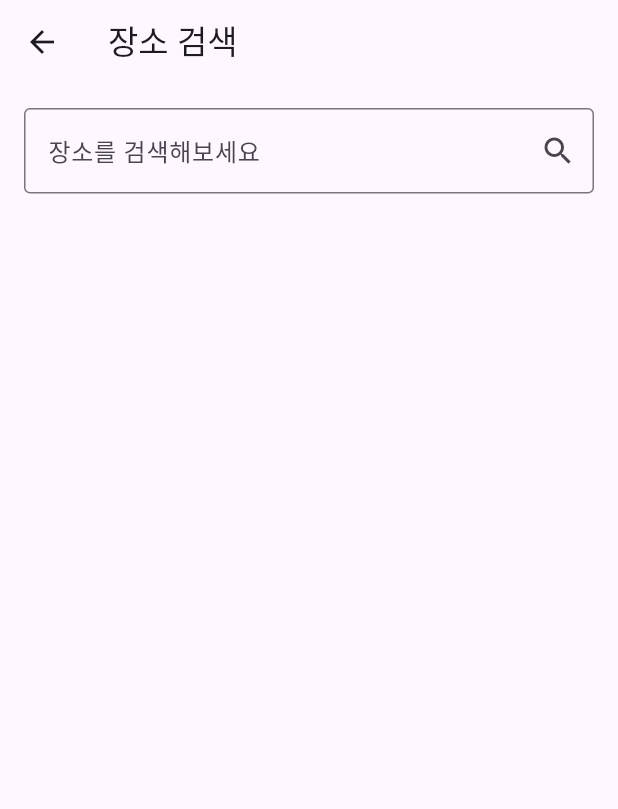
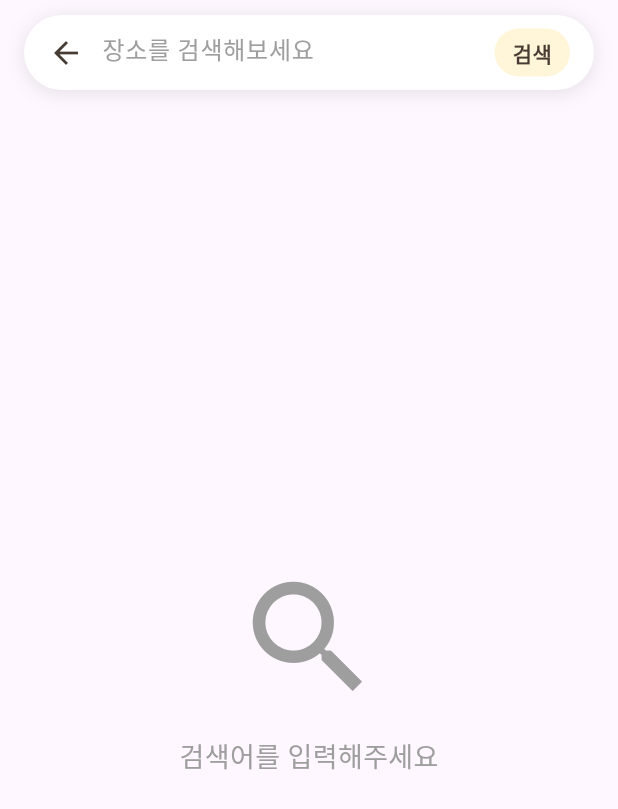
Before and after one commit to chtoqur/gilin, a Flutter app: the SearchScreen screen opened directly, on a phone screen of 412 x 824 dp. Shown: the top 809 px of the screen. Run offline on Flutter 3.47's test engine with Material 3 defaults, Android fonts, the phone set to English and light mode, and no system bars; our stand-ins replace flutter_riverpod, flutter_svg, gap, go_router; missing offline and left inert: flutter_naver_map.

Commit message:
feat: 검색창 ui  수정 및 stack 처리
1. ã검색창 search bar widget 적용
2. 검색 ì인풋 값 따라서 화면 스택 전환 처리

```diff
--- a/front/lib/screens/search/search_result_map.dart
+++ b/front/lib/screens/search/search_result_map.dart
@@ -33,7 +33,7 @@ class _SearchResultMapState extends ConsumerState<SearchResultMap> {
         throw Exception('Invalid coordinates: lat=$lat, lng=$lng');
       }
 
-      final position = NLatLng(lat, lng);
+      var position = NLatLng(lat, lng);
 
       currentMarker = NMarker(
         id: 'marker_${widget.searchResult.title}',
--- a/front/lib/screens/search/search_screen.dart
+++ b/front/lib/screens/search/search_screen.dart
@@ -1,8 +1,8 @@
-import 'package:flutter/foundation.dart';
 import 'package:flutter/material.dart';
 import '../../models/search/local_search_result.dart';
 import '../../services/search/local_search_service.dart';
 import '../search/search_result_map.dart';
+import 'package:gilin/widgets/route/search_bar.dart';
 
 class SearchScreen extends StatefulWidget {
   const SearchScreen({Key? key}) : super(key: key);
@@ -21,8 +21,23 @@ class _SearchScreenState extends State<SearchScreen> {
   bool _isLoading = false;
   String? _error;
 
+  @override
+  void initState() {
+    super.initState();
+    // 인풋값이 변경될 때마다 검색
+    _searchController.addListener(() {
+      _performSearch(_searchController.text);
+    });
+  }
+
   Future<void> _performSearch(String query) async {
-    if (query.isEmpty) return;
+    if (query.isEmpty) {
+      setState(() {
+        _searchResults = [];
+        _error = null;
+      });
+      return;
+    }
 
     setState(() {
       _isLoading = true;
@@ -30,7 +45,7 @@ class _SearchScreenState extends State<SearchScreen> {
     });
 
     try {
-      final results = await _searchService.searchLocal(query: query);
+      var results = await _searchService.searchLocal(query: query);
 
       setState(() {
         _searchResults = results;
@@ -53,31 +68,33 @@ class _SearchScreenState extends State<SearchScreen> {
 
   @override
   Widget build(BuildContext context) {
+    bool hasSearchQuery = _searchController.text.isNotEmpty;
+
     return Scaffold(
-      appBar: AppBar(
-        title: const Text('장소 검색'),
-        leading: IconButton(
-          icon: const Icon(Icons.arrow_back),
-          onPressed: () => Navigator.pop(context),
+      body: Stack(
+        children: [
+          // 검색어가 없을 때: 기본 화면
+          if (!hasSearchQuery)
+            Container(
+              padding: const EdgeInsets.only(top: 70),
+              child: const Center(
+                child: Column(
+                  mainAxisAlignment: MainAxisAlignment.center,
+                  children: [
+                    Icon(Icons.search, size: 100, color: Colors.grey),
+                    SizedBox(height: 16),
+                    Text('검색어를 입력해주세요',
+                        style: TextStyle(fontSize: 18, color: Colors.grey)),
+                  ],
                 ),
               ),
-      body: Column(
+            ),
+
+          // 검색어가 있을 때: 검색 결과 화면 표시
+          if (hasSearchQuery)
+            Column(
               children: [
-          Padding(
-            padding: const EdgeInsets.all(16.0),
-            child: TextField(
-              controller: _searchController,
-              decoration: InputDecoration(
-                hintText: '장소를 검색해보세요',
-                border: const OutlineInputBorder(),
-                suffixIcon: IconButton(
-                  icon: const Icon(Icons.search),
-                  onPressed: () => _performSearch(_searchController.text),
-                ),
-              ),
-              onSubmitted: _performSearch,
-            ),
-          ),
+                const SizedBox(height: 70),
                 Expanded(
                   child: _isLoading
                       ? const Center(child: CircularProgressIndicator())
@@ -86,8 +103,7 @@ class _SearchScreenState extends State<SearchScreen> {
                           : ListView.builder(
                               itemCount: _searchResults.length,
                               itemBuilder: (context, index) {
-                          final result = _searchResults[index];
-
+                                var result = _searchResults[index];
                                 return Card(
                                   margin: const EdgeInsets.symmetric(
                                     horizontal: 16,
@@ -96,15 +112,14 @@ class _SearchScreenState extends State<SearchScreen> {
                                   child: ListTile(
                                     title: Text(result.title),
                                     subtitle: Column(
-                                crossAxisAlignment: CrossAxisAlignment.start,
+                                      crossAxisAlignment:
+                                          CrossAxisAlignment.start,
                                       children: [
                                         Text(result.category),
                                         Text(result.roadAddress),
                                       ],
                                     ),
                                     onTap: () {
-                                print(
-                                    'Selected result: ${result.mapx}, ${result.mapy}');
                                       Navigator.push(
                                         context,
                                         MaterialPageRoute(
@@ -121,6 +136,15 @@ class _SearchScreenState extends State<SearchScreen> {
                 ),
               ],
             ),
+
+          CustomSearchBar(
+            controller: _searchController,
+            readOnly: false,
+            onSubmitted: (_) {},
+            hintText: '장소를 검색해보세요',
+          ),
+        ],
+      ),
     );
   }
 
--- a/front/lib/widgets/route/search_bar.dart
+++ b/front/lib/widgets/route/search_bar.dart
@@ -6,6 +6,7 @@ class CustomSearchBar extends StatelessWidget {
   final Function(String)? onSubmitted;
   final String hintText;
   final bool readOnly;
+  final bool isRouteScreen;
 
   const CustomSearchBar({
     Key? key,
@@ -13,7 +14,8 @@ class CustomSearchBar extends StatelessWidget {
     this.onTap,
     this.onSubmitted,
     this.hintText = '장소를 검색해보세요',
-    this.readOnly = true, // 메인 화면에서는 readOnly로 설정
+    this.readOnly = true,
+    this.isRouteScreen = false, // true: 검색 아이콘, false: 뒤로 가기 버튼
   }) : super(key: key);
 
   @override
@@ -39,10 +41,14 @@ class CustomSearchBar extends StatelessWidget {
         child: Row(
           children: [
             const SizedBox(width: 16),
-            const Icon(
-              Icons.search,
-              color: Color(0xFF463C33),
-              size: 24,
+            // 동적으로 아이콘 변경
+            GestureDetector(
+              onTap: isRouteScreen ? null : () => Navigator.pop(context),
+              child: Icon(
+                isRouteScreen ? Icons.search : Icons.arrow_back,
+                color: const Color(0xFF463C33),
+                size: 24,
+              ),
             ),
             const SizedBox(width: 12),
             Expanded(
```
Also changed, not shown: front/lib/screens/route/route_screen.dart (+5 -9 lines), front/lib/services/search/local_search_service.dart (+5 -5 lines), front/lib/widgets/route/bookmark_container.dart (+21 -11 lines). Lines whose indentation alone changed are shown as unchanged.
